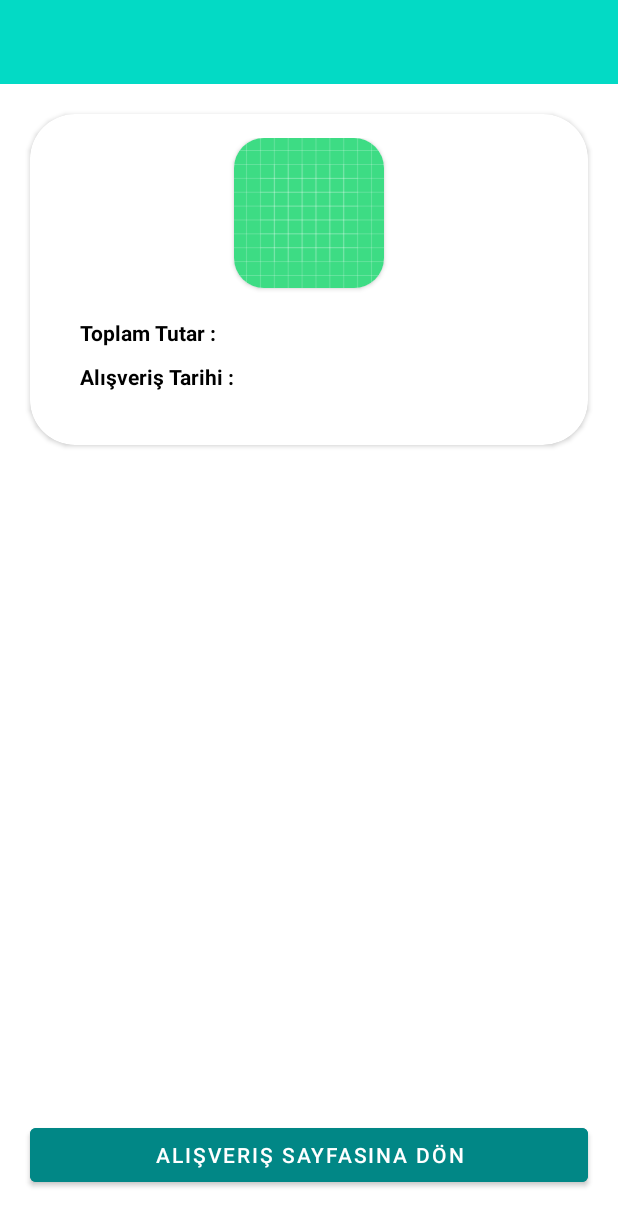
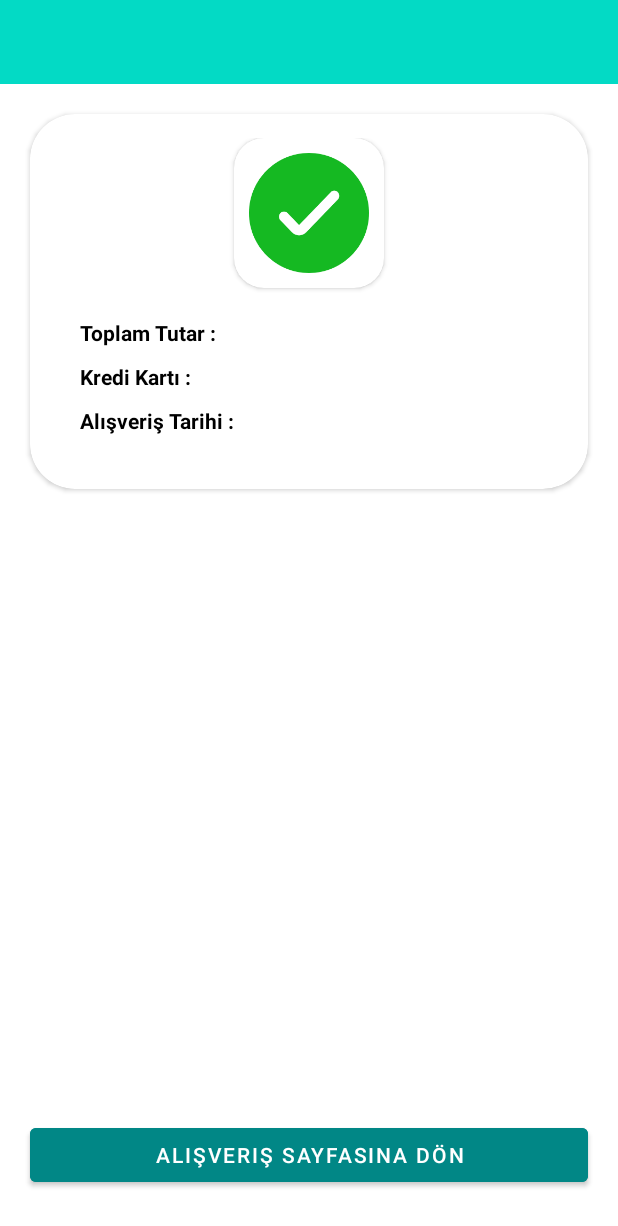
Before and after one commit to umutaykol/ShoppingApplication, an Android app: the layout fragment_payment_result.xml on its own in the app's theme, with its tools: preview values and no code run, on a phone screen of 412 x 824 dp. Shown: the top 1226 px of the screen. Run offline under Robolectric (Android 15) with nearby library versions, the phone set to English and light mode, and no system bars.

Commit message:
CreditCardMasking Function Added For PaymentResultFragment

```diff
--- a/app/src/main/java/com/umut/shoppingapplication/ui/payment/payment_result_screen/PaymentResultFragment.kt
+++ b/app/src/main/java/com/umut/shoppingapplication/ui/payment/payment_result_screen/PaymentResultFragment.kt
@@ -40,7 +40,10 @@ class PaymentResultFragment : Fragment() {
         configureToolbarTitle()
         configureListeners()
 
-        paymentResultFragmentViewModel.order?.let { paymentResultFragmentViewModel.insertOrdersToRepository(it) }
+        paymentResultFragmentViewModel.order?.let {
+            paymentResultFragmentViewModel.insertOrdersToRepository(it)
+            binding.order = it
+        }
 
         return binding.root
     }
--- a/app/src/main/java/com/umut/shoppingapplication/utils/Constants.kt
+++ b/app/src/main/java/com/umut/shoppingapplication/utils/Constants.kt
@@ -7,5 +7,6 @@ object Constants {
     const val payment_result = "key_payment_result"
     const val character_four = '4'
     const val character_five = '5'
+    const val white_space = ' '
 
 }
--- a/app/src/main/java/com/umut/shoppingapplication/utils/UtilFunctions.kt
+++ b/app/src/main/java/com/umut/shoppingapplication/utils/UtilFunctions.kt
@@ -11,3 +11,7 @@ fun showLongToast(context: Context, message: String) {
 fun showShortToast(context: Context, message: String) {
     Toast.makeText(context, message, Toast.LENGTH_SHORT).show()
 }
+
+fun String.maskedCardNumber(): String {
+    return this.replaceRange(6..11, "******")
+}
--- a/app/src/main/java/com/umut/shoppingapplication/utils/data_binding/DataBindingUtil.kt
+++ b/app/src/main/java/com/umut/shoppingapplication/utils/data_binding/DataBindingUtil.kt
@@ -6,6 +6,7 @@ import android.widget.TextView
 import androidx.databinding.BindingAdapter
 import com.umut.shoppingapplication.R
 import com.umut.shoppingapplication.models.Product
+import com.umut.shoppingapplication.utils.Constants.white_space
 
 @BindingAdapter("app:setProductImage")
 fun setProductImage(view: View, product: Product) {
@@ -27,3 +28,8 @@ fun setProductImage(view: View, product: Product) {
 fun setAsTextOfProductPrice(view: View, product: Product) {
     (view as TextView).text = "Fiyat: ${product.productPrice}₺"
 }
+
+@BindingAdapter("app:setMaskedTextCreditCardNumber")
+fun setMaskedTextCreditCardNumber(view: View, creditCardNumber: String) {
+    (view as TextView).text = creditCardNumber.filter { it != white_space }.maskedCardNumber()
+}
--- a/app/src/main/java/com/umut/shoppingapplication/utils/luhn_algorithm/LuhnAlgorithmUtil.kt
+++ b/app/src/main/java/com/umut/shoppingapplication/utils/luhn_algorithm/LuhnAlgorithmUtil.kt
@@ -1,7 +1,9 @@
 package com.umut.shoppingapplication.utils.luhn_algorithm
 
+import com.umut.shoppingapplication.utils.Constants.white_space
+
 fun String.checkLuhnAlgorithm(): Boolean {
-    val creditCardNumber = this.filter { it != ' ' }
+    val creditCardNumber = this.filter { it != white_space }
 
     if (creditCardNumber.length != 16) return false
 
--- a/app/src/main/res/layout/fragment_payment_result.xml
+++ b/app/src/main/res/layout/fragment_payment_result.xml
@@ -15,7 +15,6 @@
         android:layout_width="match_parent"
         android:layout_height="match_parent"
         tools:context=".ui.payment.payment_result_screen.PaymentResultFragment">
-
 
         <include
             android:id="@+id/toolbar"
@@ -51,8 +50,9 @@
                     <ImageView
                         android:id="@+id/image_view"
                         android:layout_width="100dp"
+                        android:padding="10dp"
                         android:layout_height="100dp"
-                        android:src="@drawable/ic_launcher_background" />
+                        android:src="@drawable/success_icon" />
 
                 </androidx.cardview.widget.CardView>
 
@@ -70,6 +70,14 @@
                         android:layout_width="wrap_content"
                         android:layout_height="wrap_content"
                         android:text="Toplam Tutar : "
+                        android:textColor="@color/black"
+                        android:textStyle="bold" />
+
+                    <TextView
+                        android:layout_width="wrap_content"
+                        android:layout_height="wrap_content"
+                        android:layout_marginTop="10dp"
+                        android:text="Kredi Kartı : "
                         android:textColor="@color/black"
                         android:textStyle="bold" />
 
@@ -98,6 +106,14 @@
                         android:text="@{Float.toString(order.orderAmount)}"
                         android:textColor="@color/black"
                         android:textStyle="bold" />
+
+                    <TextView
+                        android:layout_width="wrap_content"
+                        android:layout_height="wrap_content"
+                        android:layout_marginTop="10dp"
+                        android:textColor="@color/black"
+                        android:textStyle="bold"
+                        app:setMaskedTextCreditCardNumber="@{order.creditCardNumber}"/>
 
                     <TextView
                         android:layout_width="wrap_content"
```
Also changed, not shown: app/src/main/java/com/umut/shoppingapplication/utils/format_watchers/FourDigitCardFormatterWatcher.kt (+5 -9 lines), app/src/main/res/drawable-hdpi/success_icon.png (added), app/src/main/res/drawable-mdpi/img.png (added), app/src/main/res/drawable-mdpi/img_1.png (added), app/src/main/res/drawable-mdpi/success_icon.png (added), app/src/main/res/drawable-xhdpi/success_icon.png (added), app/src/main/res/drawable-xxhdpi/success_icon.png (added), app/src/main/res/drawable-xxxhdpi/success_icon.png (added).
